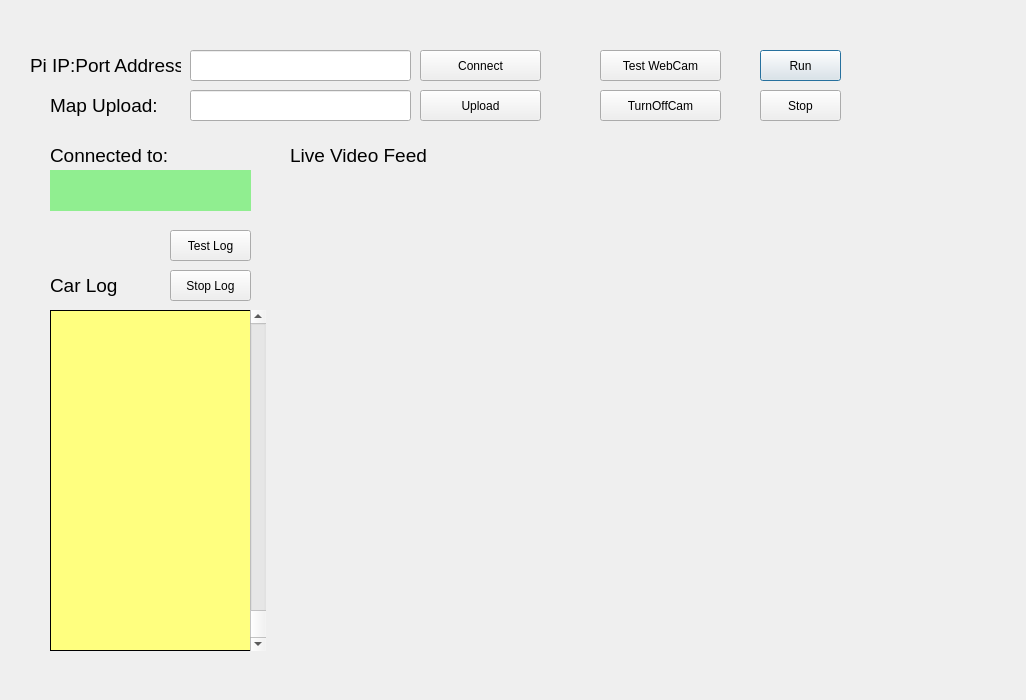
First picture: the form in rcGUI_design.ui, repository Temple-Autonomous-RC-Car/Control-Server, before the edit.
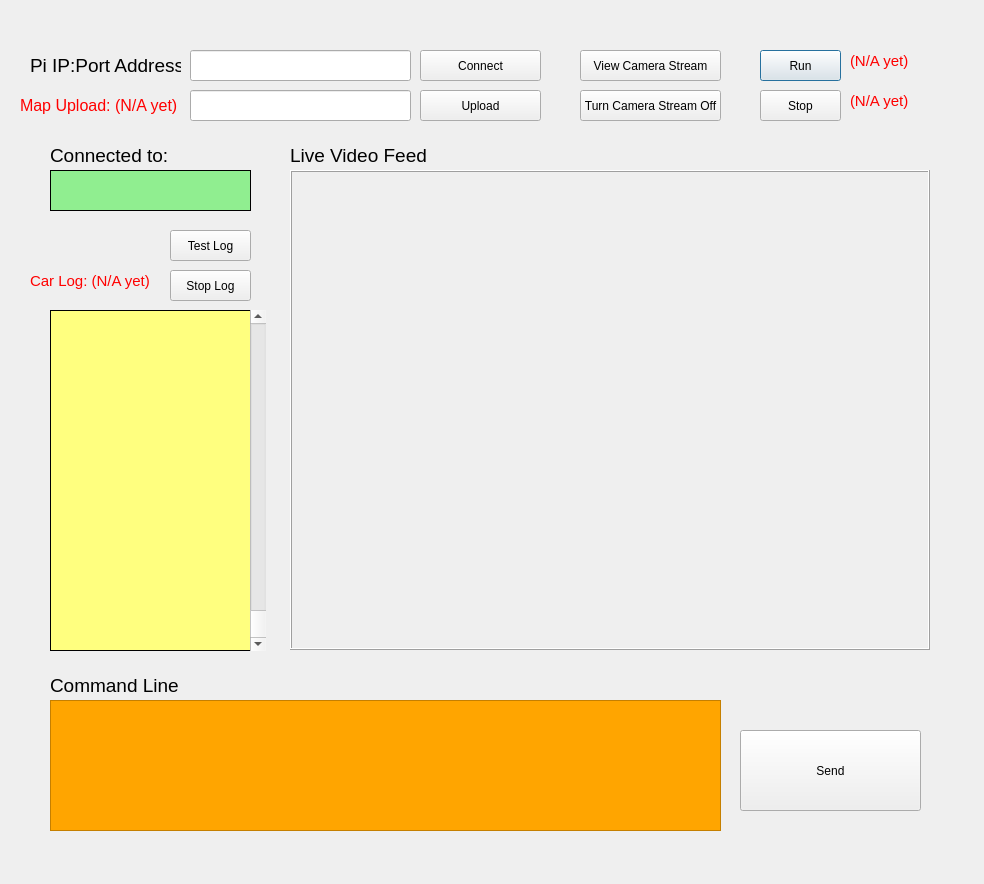
Second picture: the form after the edit.

The edit to the form file:
```diff
--- a/rcGUI_design.ui
+++ b/rcGUI_design.ui
@@ -6,8 +6,8 @@
    <rect>
     <x>0</x>
     <y>0</y>
-    <width>1026</width>
-    <height>700</height>
+    <width>984</width>
+    <height>884</height>
    </rect>
   </property>
   <property name="windowTitle">
@@ -79,19 +79,22 @@
   <widget class="QLabel" name="CarLogTitle">
    <property name="geometry">
     <rect>
-     <x>50</x>
-     <y>270</y>
-     <width>81</width>
-     <height>31</height>
+     <x>30</x>
+     <y>260</y>
+     <width>131</width>
+     <height>41</height>
     </rect>
    </property>
    <property name="font">
     <font>
-     <pointsize>14</pointsize>
+     <pointsize>11</pointsize>
     </font>
    </property>
+   <property name="styleSheet">
+    <string notr="true">color: red;</string>
+   </property>
    <property name="text">
-    <string>Car Log</string>
+    <string>Car Log: (N/A yet)</string>
    </property>
   </widget>
   <widget class="QLabel" name="CarLogLabel">
@@ -165,19 +168,24 @@
   <widget class="QLabel" name="IPAddressLabel_5">
    <property name="geometry">
     <rect>
-     <x>50</x>
+     <x>20</x>
      <y>90</y>
-     <width>111</width>
+     <width>161</width>
      <height>31</height>
     </rect>
    </property>
    <property name="font">
     <font>
-     <pointsize>14</pointsize>
+     <pointsize>12</pointsize>
+     <weight>50</weight>
+     <bold>false</bold>
     </font>
    </property>
+   <property name="styleSheet">
+    <string notr="true">color: red;</string>
+   </property>
    <property name="text">
-    <string>Map Upload: </string>
+    <string>Map Upload: (N/A yet)</string>
    </property>
   </widget>
   <widget class="QLineEdit" name="imageUploadEdit">
@@ -209,27 +217,27 @@
   <widget class="QPushButton" name="TestCamButton">
    <property name="geometry">
     <rect>
-     <x>600</x>
+     <x>580</x>
      <y>50</y>
-     <width>121</width>
+     <width>141</width>
      <height>31</height>
     </rect>
    </property>
    <property name="text">
-    <string>Test WebCam</string>
+    <string>View Camera Stream</string>
    </property>
   </widget>
   <widget class="QPushButton" name="TurnOffCamButton">
    <property name="geometry">
     <rect>
-     <x>600</x>
+     <x>580</x>
      <y>90</y>
-     <width>121</width>
+     <width>141</width>
      <height>31</height>
     </rect>
    </property>
    <property name="text">
-    <string>TurnOffCam</string>
+    <string>Turn Camera Stream Off</string>
    </property>
   </widget>
   <widget class="QLabel" name="LiveCamView">
@@ -244,6 +252,12 @@
    <property name="styleSheet">
     <string notr="true">background-color: &quot;red&quot;</string>
    </property>
+   <property name="frameShape">
+    <enum>QFrame::Box</enum>
+   </property>
+   <property name="frameShadow">
+    <enum>QFrame::Raised</enum>
+   </property>
    <property name="text">
     <string/>
    </property>
@@ -286,6 +300,12 @@
    <property name="styleSheet">
     <string notr="true">background-color: lightgreen;</string>
    </property>
+   <property name="frameShape">
+    <enum>QFrame::Box</enum>
+   </property>
+   <property name="frameShadow">
+    <enum>QFrame::Plain</enum>
+   </property>
    <property name="text">
     <string/>
    </property>
@@ -419,6 +439,92 @@
     <string/>
    </property>
   </widget>
+  <widget class="QLabel" name="CarLogTitle_3">
+   <property name="geometry">
+    <rect>
+     <x>850</x>
+     <y>40</y>
+     <width>131</width>
+     <height>41</height>
+    </rect>
+   </property>
+   <property name="font">
+    <font>
+     <pointsize>11</pointsize>
+    </font>
+   </property>
+   <property name="styleSheet">
+    <string notr="true">color: red;</string>
+   </property>
+   <property name="text">
+    <string>(N/A yet)</string>
+   </property>
+  </widget>
+  <widget class="QLabel" name="CarLogTitle_4">
+   <property name="geometry">
+    <rect>
+     <x>850</x>
+     <y>80</y>
+     <width>131</width>
+     <height>41</height>
+    </rect>
+   </property>
+   <property name="font">
+    <font>
+     <pointsize>11</pointsize>
+    </font>
+   </property>
+   <property name="styleSheet">
+    <string notr="true">color: red;</string>
+   </property>
+   <property name="text">
+    <string>(N/A yet)</string>
+   </property>
+  </widget>
+  <widget class="QTextEdit" name="cmd_line">
+   <property name="geometry">
+    <rect>
+     <x>50</x>
+     <y>700</y>
+     <width>671</width>
+     <height>131</height>
+    </rect>
+   </property>
+   <property name="styleSheet">
+    <string notr="true">background-color: orange;</string>
+   </property>
+  </widget>
+  <widget class="QPushButton" name="sendCMD">
+   <property name="geometry">
+    <rect>
+     <x>740</x>
+     <y>730</y>
+     <width>181</width>
+     <height>81</height>
+    </rect>
+   </property>
+   <property name="text">
+    <string>Send</string>
+   </property>
+  </widget>
+  <widget class="QLabel" name="IPAddressLabel_2">
+   <property name="geometry">
+    <rect>
+     <x>50</x>
+     <y>670</y>
+     <width>151</width>
+     <height>31</height>
+    </rect>
+   </property>
+   <property name="font">
+    <font>
+     <pointsize>14</pointsize>
+    </font>
+   </property>
+   <property name="text">
+    <string>Command Line</string>
+   </property>
+  </widget>
   <zorder>scrollArea</zorder>
   <zorder>RunButton</zorder>
   <zorder>StopButton</zorder>
```
Left out of the diff: 14 changed lines with no effect on the pictures.
